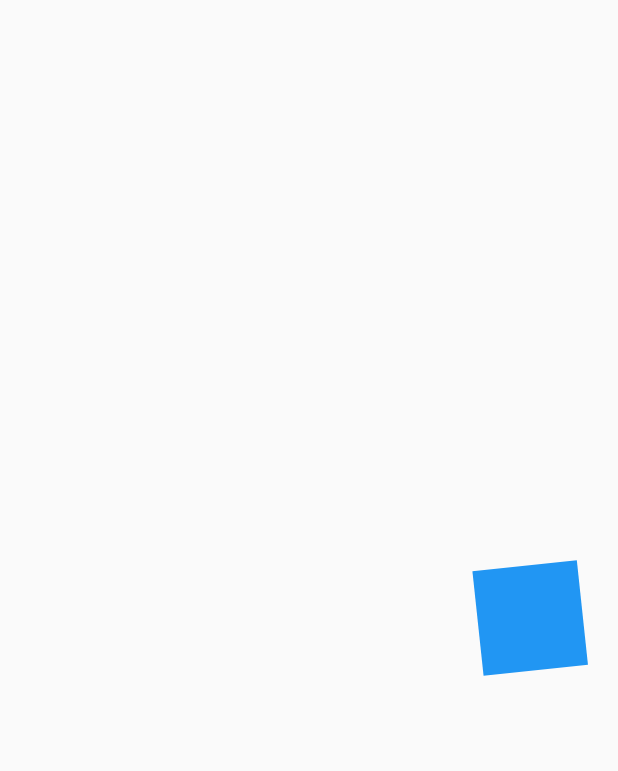
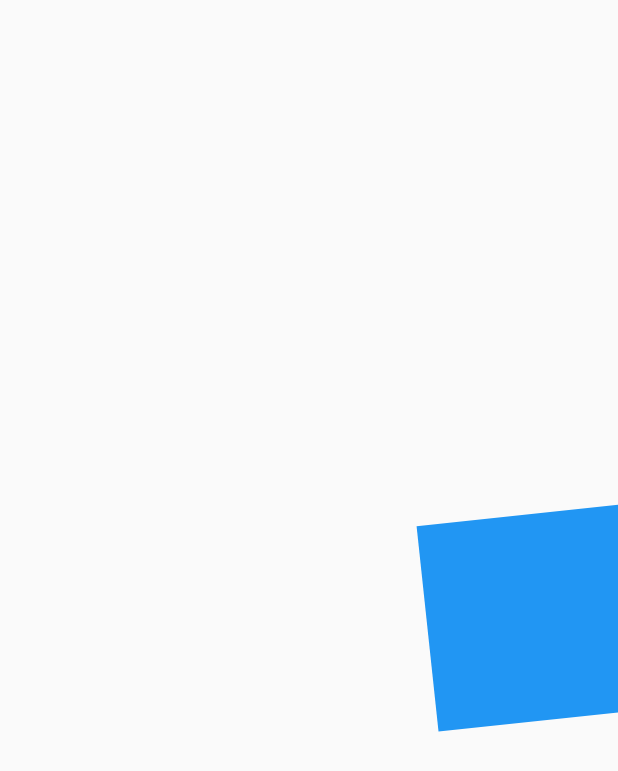
Before and after one commit to SoyJorgeDiaz5/flutter_design_and_animations, a Flutter app: the screen it shows after launch, on a phone screen of 412 x 824 dp. Shown: the top 771 px of the screen. Run offline on Flutter 3.47's test engine with Material 2 defaults, Android fonts, the phone set to English and light mode, and no system bars.

Commit message:
feat(custom-animations): adds scale animation

```diff
--- a/lib/src/pages/animations_page.dart
+++ b/lib/src/pages/animations_page.dart
@@ -27,6 +27,7 @@ class _SquareAnimatedState extends State<SquareAnimated>
   late Animation<double> rotation;
   late Animation<double> opacity;
   late Animation<double> rightMove;
+  late Animation<double> scale;
 
   @override
   void initState() {
@@ -65,6 +66,14 @@ class _SquareAnimatedState extends State<SquareAnimated>
       curve: Curves.easeOut,
     ));
 
+    scale = Tween(
+      begin: 0.0,
+      end: 2.0,
+    ).animate(CurvedAnimation(
+      parent: animationController,
+      curve: Curves.easeOut,
+    ));
+
     animationController.addListener(() {
       if (animationController.status == AnimationStatus.completed) {
         animationController.reset();
@@ -95,7 +104,10 @@ class _SquareAnimatedState extends State<SquareAnimated>
             angle: rotation.value,
             child: Opacity(
               opacity: opacity.value,
-              child: childSquare,
+              child: Transform.scale(
+                child: childSquare,
+                scale: scale.value,
+              ),
             ),
           ),
         );
```
